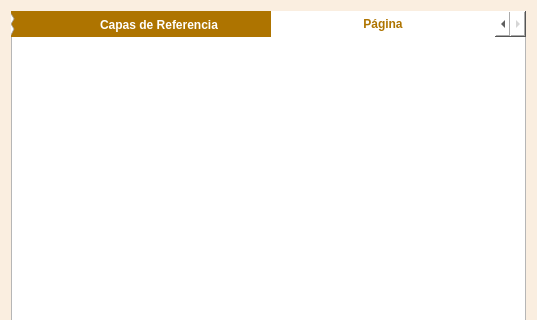
Before: the Qt Designer form funciones/consulta/ActualizacionCatastralV3_dialog_base.ui in gerardoros/CartograficoQgisPlugin, drawn with Qt 5; both pictures show x 0 to 537 and y 0 to 320 of the 537 by 497 pixel window.
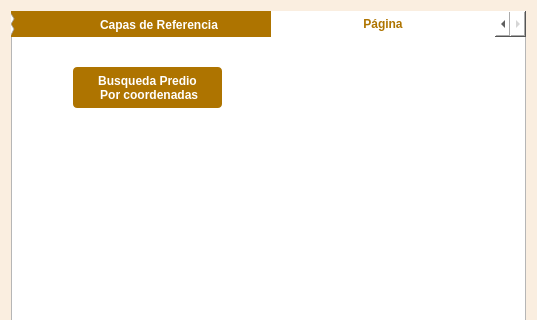
After: the same form once the commit is applied.

Commit message: Se agrego la función para obtener las coordenadas si das click derecho en el canvas de Qgis

```diff
--- a/funciones/consulta/ActualizacionCatastralV3_dialog_base.ui
+++ b/funciones/consulta/ActualizacionCatastralV3_dialog_base.ui
@@ -1265,6 +1265,41 @@
       <attribute name="title">
        <string>Página</string>
       </attribute>
+      <widget class="QPushButton" name="botonBusquedaCoordenadas">
+       <property name="geometry">
+        <rect>
+         <x>60</x>
+         <y>30</y>
+         <width>149</width>
+         <height>41</height>
+        </rect>
+       </property>
+       <property name="font">
+        <font>
+         <weight>75</weight>
+         <bold>true</bold>
+        </font>
+       </property>
+       <property name="styleSheet">
+        <string notr="true">QPushButton{
+background : rgb(174, 116, 0);
+color : rgb(255, 255, 255);
+border-radius : 4px;
+}
+QPushButton::hover{
+background : rgb(104, 69, 13);
+color : rgb(255, 255, 255);
+border-radius : 4px;
+}
+QPushButton:disabled {
+background: rgb(217, 217, 217)
+}</string>
+       </property>
+       <property name="text">
+        <string>Busqueda Predio 
+ Por coordenadas</string>
+       </property>
+      </widget>
      </widget>
     </widget>
    </item>
```
The commit also changes 3 other files.
